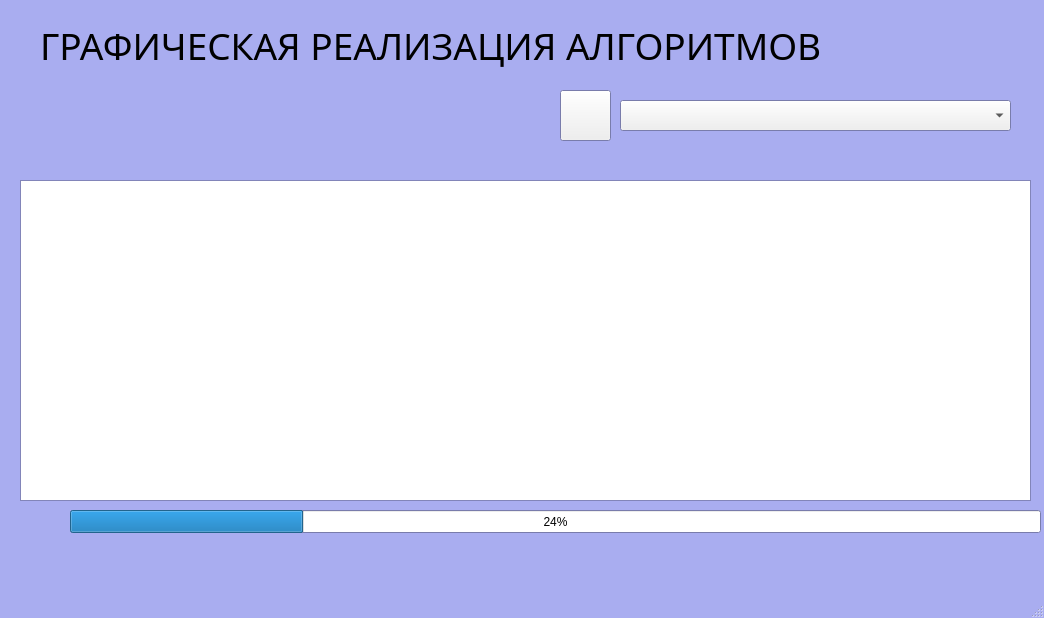
The window that disp.ui (yannicch/algorithms) describes before a commit, drawn with Qt 5.
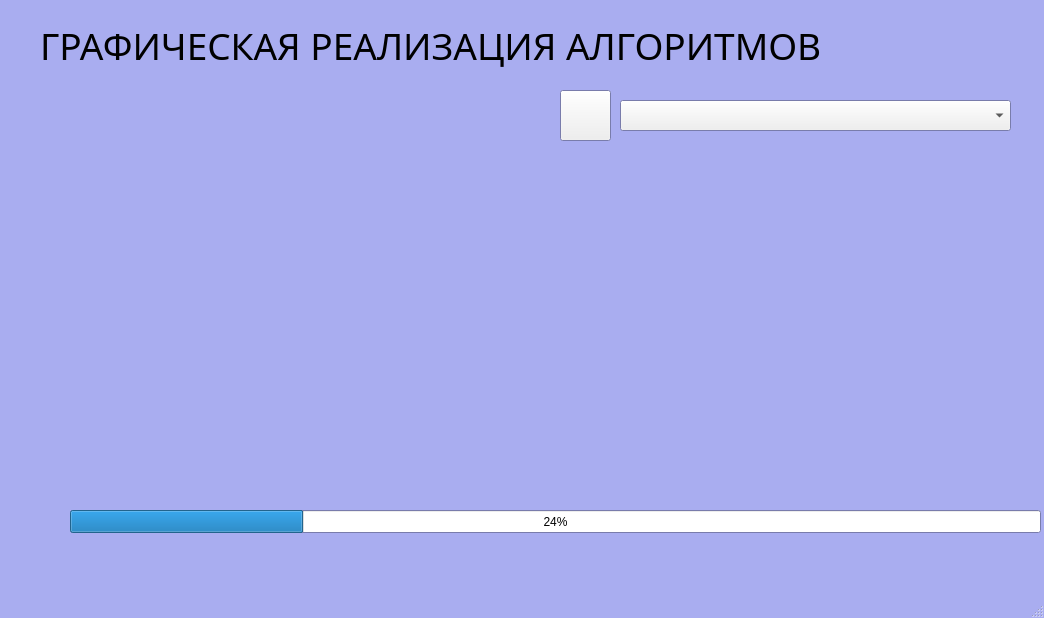
The same window after the commit. Icons and pictures are not drawn.

```diff
--- a/disp.ui
+++ b/disp.ui
@@ -154,16 +154,6 @@
      </size>
     </property>
    </widget>
-   <widget class="QListWidget" name="content">
-    <property name="geometry">
-     <rect>
-      <x>20</x>
-      <y>180</y>
-      <width>1011</width>
-      <height>321</height>
-     </rect>
-    </property>
-   </widget>
    <widget class="QProgressBar" name="progressBar">
     <property name="geometry">
      <rect>
@@ -177,17 +167,6 @@
      <number>24</number>
     </property>
    </widget>
-   <widget class="QWidget" name="horizontalLayoutWidget">
-    <property name="geometry">
-     <rect>
-      <x>20</x>
-      <y>180</y>
-      <width>1011</width>
-      <height>321</height>
-     </rect>
-    </property>
-    <layout class="QHBoxLayout" name="boxes"/>
-   </widget>
   </widget>
   <widget class="QMenuBar" name="menubar">
    <property name="geometry">
```
